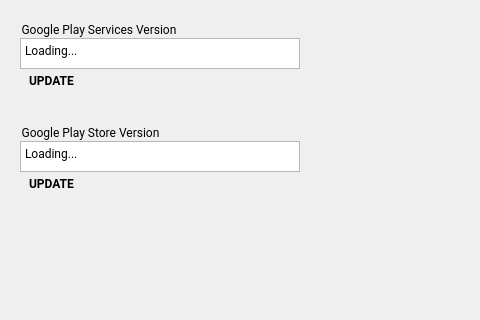
First picture: the form in android/android-emu/android/skin/qt/extended-pages/google-play-page.ui, repository aosp-mirror/platform_external_qemu, before the edit; both pictures show x 0 to 480 and y 0 to 320 of the 622 by 580 pixel window.
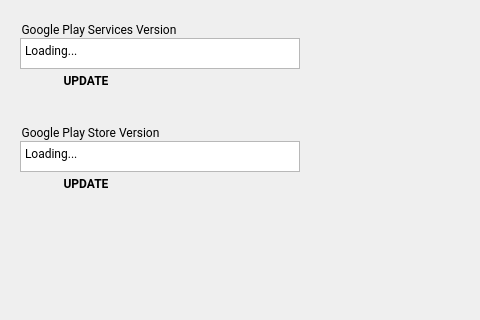
Second picture: the form after the edit. Icons and pictures are not drawn. Custom widgets are drawn as their Qt base class.

Commit message:
[UI] Remove icons from buttons in Play tab.
Following aesthetic change from c/331643.

The edit to the form file:
```diff
--- a/android/android-emu/android/skin/qt/extended-pages/google-play-page.ui
+++ b/android/android-emu/android/skin/qt/extended-pages/google-play-page.ui
@@ -90,21 +90,11 @@
     </font>
    </property>
    <property name="styleSheet">
-    <string notr="true">Text-align:left; padding:8px</string>
+    <string notr="true"></string>
    </property>
    <property name="text">
     <string>UPDATE</string>
    </property>
-   <property name="icon">
-    <iconset>
-     <normaloff>:/light/update</normaloff>:/light/update</iconset>
-   </property>
-   <property name="iconSize">
-    <size>
-     <width>20</width>
-     <height>20</height>
-    </size>
-   </property>
    <property name="flat">
     <bool>true</bool>
    </property>
@@ -192,21 +182,11 @@
     </font>
    </property>
    <property name="styleSheet">
-    <string notr="true">Text-align:left; padding:8px</string>
+    <string notr="true"></string>
    </property>
    <property name="text">
     <string>UPDATE</string>
    </property>
-   <property name="icon">
-    <iconset>
-     <normaloff>:/light/update</normaloff>:/light/update</iconset>
-   </property>
-   <property name="iconSize">
-    <size>
-     <width>20</width>
-     <height>20</height>
-    </size>
-   </property>
    <property name="flat">
     <bool>true</bool>
    </property>
```
Left out of the diff: 4 changed lines with no effect on the pictures. The commit also changes 3 other files.
